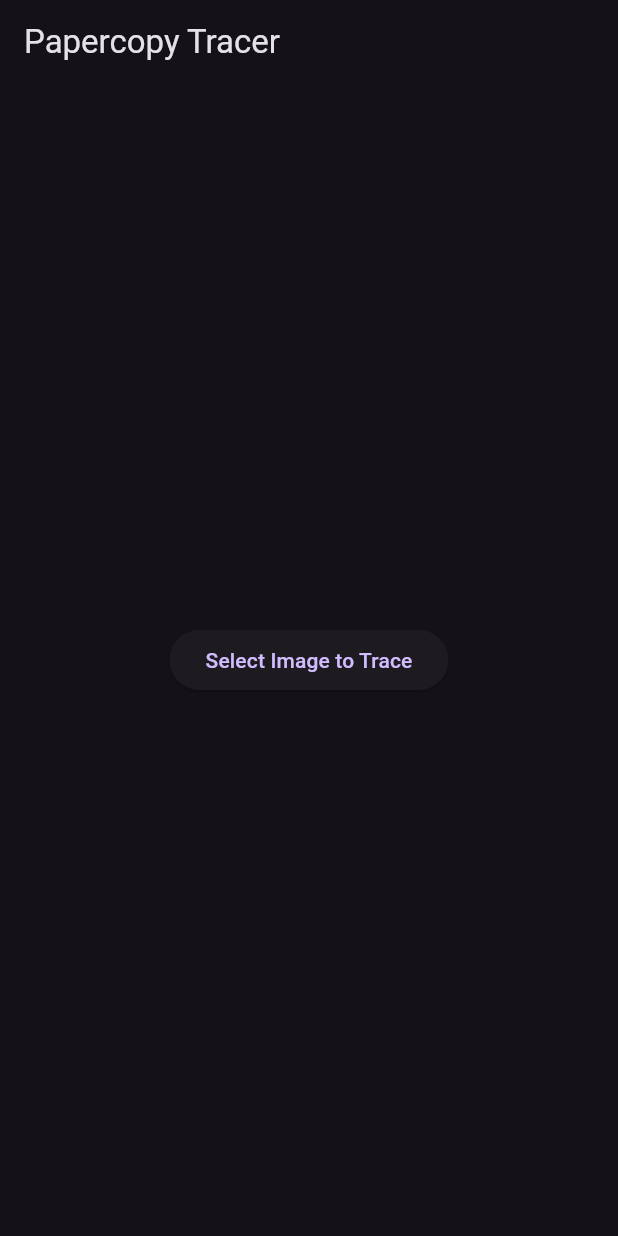
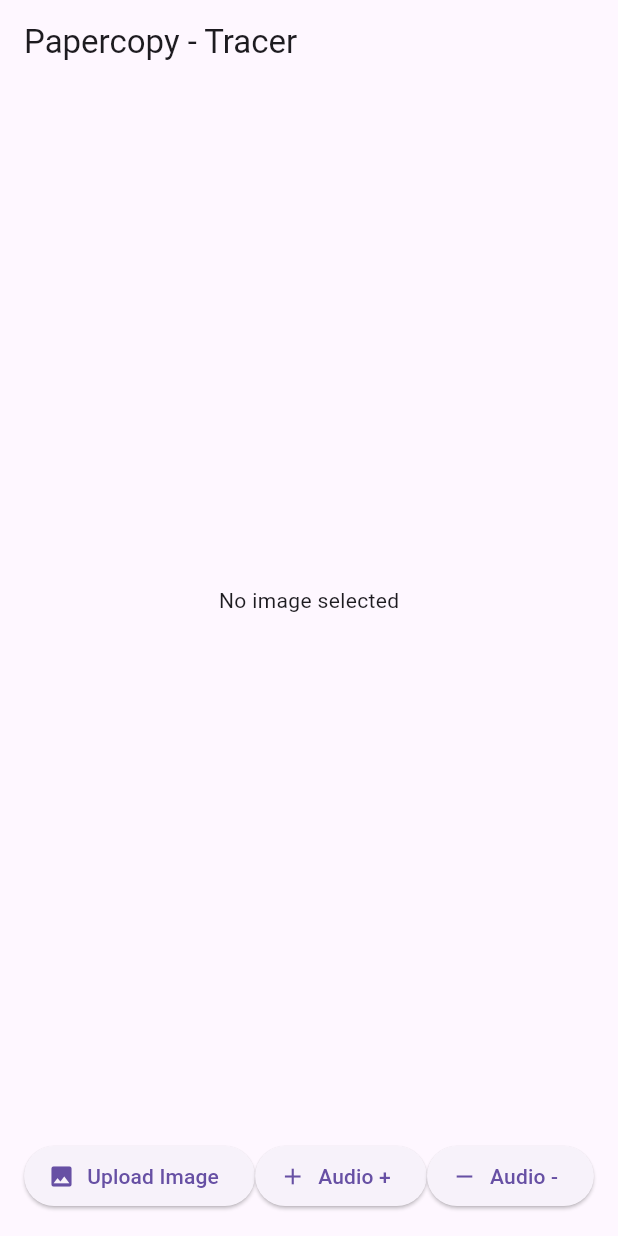
Before and after one commit to nandakumar-it/imagetracingmobileapp, a Flutter app: the screen it shows after launch, on a phone screen of 412 x 824 dp. Run offline on Flutter 3.47's test engine with Material 3 defaults, Android fonts, the light colour scheme and no system bars; our stand-ins replace image_picker, wakelock_plus.

Commit message:
uplaod and frese option done

```diff
--- a/lib/main.dart
+++ b/lib/main.dart
@@ -1,96 +1,112 @@
+import 'dart:io';
+
 import 'package:flutter/material.dart';
 import 'package:image_picker/image_picker.dart';
-import 'dart:io';
 import 'package:wakelock_plus/wakelock_plus.dart';
-import 'package:screen_brightness/screen_brightness.dart';
 
 void main() {
-  runApp(const TracerApp());
+  runApp(const MyApp());
 }
 
-class TracerApp extends StatelessWidget {
-  const TracerApp({super.key});
+class MyApp extends StatelessWidget {
+  const MyApp({super.key});
 
   @override
   Widget build(BuildContext context) {
     return MaterialApp(
-      title: 'Papercopy Tracer',
+      title: 'Image Tracer Lock Demo',
+      home: const ImageLockScreen(),
       debugShowCheckedModeBanner: false,
-      theme: ThemeData.dark(),
-      home: const HomeScreen(),
     );
   }
 }
 
-class HomeScreen extends StatefulWidget {
-  const HomeScreen({super.key});
+class ImageLockScreen extends StatefulWidget {
+  const ImageLockScreen({super.key});
 
   @override
-  State<HomeScreen> createState() => _HomeScreenState();
+  State<ImageLockScreen> createState() => _ImageLockScreenState();
 }
 
-class _HomeScreenState extends State<HomeScreen> {
-  File? _image;
+class _ImageLockScreenState extends State<ImageLockScreen> {
+  File? _selectedImage;
+  bool _isLocked = false;
 
   Future<void> _pickImage() async {
     final picker = ImagePicker();
-    final image = await picker.pickImage(source: ImageSource.gallery);
-    if (image != null) {
+    final picked = await picker.pickImage(source: ImageSource.gallery);
+
+    if (picked != null) {
       setState(() {
-        _image = File(image.path);
+        _selectedImage = File(picked.path);
+        _isLocked = true; // Lock screen after image upload
       });
-      // Keep screen awake and set max brightness
+
+      // Keep the screen on while tracing
       await WakelockPlus.enable();
-      await ScreenBrightness().setScreenBrightness(1.0);
-
-      Navigator.push(
-        context,
-        MaterialPageRoute(
-          builder: (_) => TracerScreen(imageFile: _image!),
-        ),
-      );
     }
   }
 
-  @override
-  void dispose() {
-    WakelockPlus.disable();
-    super.dispose();
+  void _unlockScreen() async {
+    setState(() {
+      _isLocked = false;
+    });
+
+    // Optional: Allow screen to sleep after unlocking
+    await WakelockPlus.disable();
   }
 
   @override
   Widget build(BuildContext context) {
     return Scaffold(
-      appBar: AppBar(title: const Text('Papercopy Tracer')),
-      body: Center(
-        child: ElevatedButton(
-          onPressed: _pickImage,
-          child: const Text('Select Image to Trace'),
+      appBar: AppBar(
+        title: const Text('Papercopy - Tracer'),
+      ),
+      body: AbsorbPointer(
+        absorbing: _isLocked,
+        child: Stack(
+          children: [
+            Center(
+              child: _selectedImage != null
+                  ? Image.file(_selectedImage!)
+                  : const Text('No image selected'),
+            ),
+            if (_isLocked)
+              Container(
+                color: Colors.black.withOpacity(0.5), // Visual lock
+                alignment: Alignment.center,
+                child: const Text(
+                  'Screen Locked\nTap + or - to unlock',
+                  style: TextStyle(color: Colors.white, fontSize: 24),
+                  textAlign: TextAlign.center,
+                ),
+              ),
+          ],
+        ),
+      ),
+      bottomNavigationBar: Padding(
+        padding: const EdgeInsets.all(16),
+        child: Row(
+          mainAxisAlignment: MainAxisAlignment.spaceAround,
+          children: [
+            ElevatedButton.icon(
+              onPressed: _pickImage,
+              icon: const Icon(Icons.image),
+              label: const Text("Upload Image"),
+            ),
+            ElevatedButton.icon(
+              onPressed: _unlockScreen,
+              icon: const Icon(Icons.add),
+              label: const Text("Audio +"),
+            ),
+            ElevatedButton.icon(
+              onPressed: _unlockScreen,
+              icon: const Icon(Icons.remove),
+              label: const Text("Audio -"),
+            ),
+          ],
         ),
       ),
     );
   }
 }
-
-class TracerScreen extends StatelessWidget {
-  final File imageFile;
-  const TracerScreen({super.key, required this.imageFile});
-
-  @override
-  Widget build(BuildContext context) {
-    return GestureDetector(
-      onTap: () async {
-        // Tap anywhere to return
-        await WakelockPlus.disable();
-        await ScreenBrightness().resetScreenBrightness();
-        Navigator.pop(context);
-      },
-      child: Scaffold(
-        backgroundColor: Colors.black,
-        body: Center(
-          child: Image.file(imageFile, fit: BoxFit.contain),
-        ),
-      ),
-    );
-  }
-}
--- a/pubspec.yaml
+++ b/pubspec.yaml
@@ -34,9 +34,9 @@ dependencies:
   # The following adds the Cupertino Icons font to your application.
   # Use with the CupertinoIcons class for iOS style icons.
   cupertino_icons: ^1.0.8
-  image_picker: ^1.0.4
+  image_picker: ^1.1.2
   wakelock_plus: ^1.2.11
-  screen_brightness: ^0.1.1
+  screen_brightness: ^2.1.2
 
 
 dev_dependencies:
```
Also changed, not shown: pubspec.lock, 3 other files.
